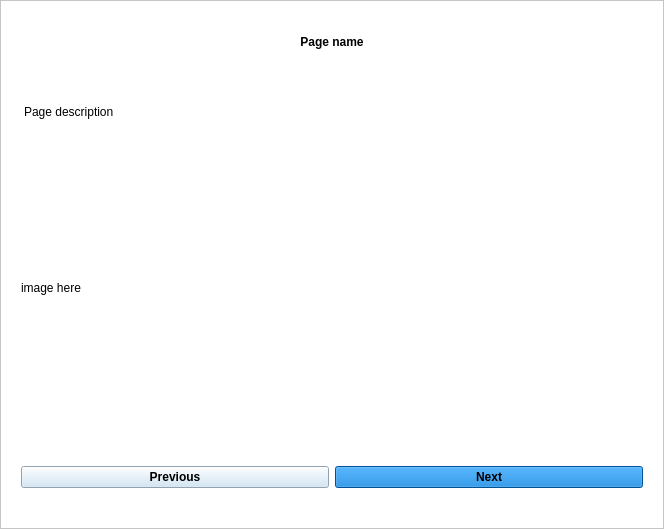
The window that copyclare/ui/tutorial_popup.ui (MotionInput/Team14-CopyClare) describes before a commit, drawn with Qt 5.
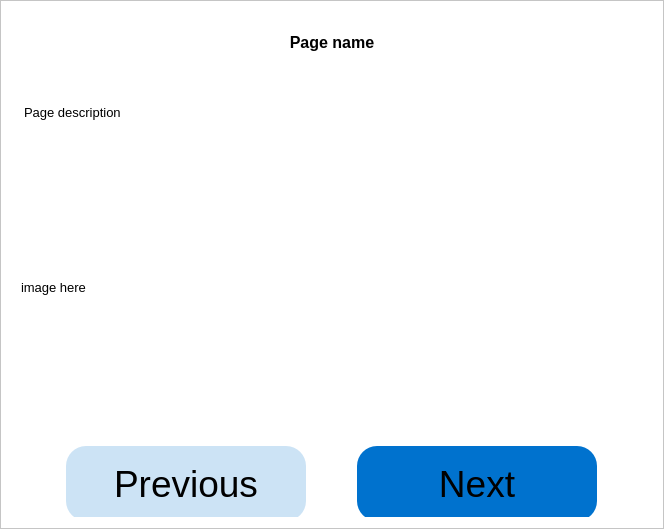
The same window after the commit.

Commit message: Font, button, etc. changes

The edit to the form file:
```diff
--- a/copyclare/ui/tutorial_popup.ui
+++ b/copyclare/ui/tutorial_popup.ui
@@ -40,6 +40,8 @@
      </property>
      <property name="font">
       <font>
+       <family>Arial</family>
+       <pointsize>12</pointsize>
        <weight>75</weight>
        <bold>true</bold>
       </font>
@@ -69,6 +71,12 @@
           <height>60</height>
          </size>
         </property>
+        <property name="font">
+         <font>
+          <family>Arial</family>
+          <pointsize>10</pointsize>
+         </font>
+        </property>
         <property name="styleSheet">
          <string notr="true">padding-bottom: 10px;</string>
         </property>
@@ -85,6 +93,12 @@
           <height>16777215</height>
          </size>
         </property>
+        <property name="font">
+         <font>
+          <family>Arial</family>
+          <pointsize>10</pointsize>
+         </font>
+        </property>
         <property name="text">
          <string>image here</string>
         </property>
@@ -113,14 +127,28 @@
      <layout class="QHBoxLayout" name="horizontalLayout">
       <item>
        <widget class="QPushButton" name="prev_button">
+        <property name="minimumSize">
+         <size>
+          <width>100</width>
+          <height>75</height>
+         </size>
+        </property>
+        <property name="maximumSize">
+         <size>
+          <width>240</width>
+          <height>16777215</height>
+         </size>
+        </property>
         <property name="font">
          <font>
-          <weight>75</weight>
-          <bold>true</bold>
+          <family>Arial</family>
+          <pointsize>28</pointsize>
+          <weight>50</weight>
+          <bold>false</bold>
          </font>
         </property>
         <property name="styleSheet">
-         <string notr="true">background-color: #CCE3F5;</string>
+         <string notr="true">border-radius:20px; background-color: #CCE3F5;</string>
         </property>
         <property name="text">
          <string>Previous</string>
@@ -129,14 +157,28 @@
       </item>
       <item>
        <widget class="QPushButton" name="next_button">
+        <property name="minimumSize">
+         <size>
+          <width>100</width>
+          <height>75</height>
+         </size>
+        </property>
+        <property name="maximumSize">
+         <size>
+          <width>240</width>
+          <height>16777215</height>
+         </size>
+        </property>
         <property name="font">
          <font>
-          <weight>75</weight>
-          <bold>true</bold>
+          <family>Arial</family>
+          <pointsize>28</pointsize>
+          <weight>50</weight>
+          <bold>false</bold>
          </font>
         </property>
         <property name="styleSheet">
-         <string notr="true">background-color: #0072CE;</string>
+         <string notr="true">border-radius:20px; background-color: #0072CE;</string>
         </property>
         <property name="text">
          <string>Next</string>
```
The commit also changes 11 other files.
